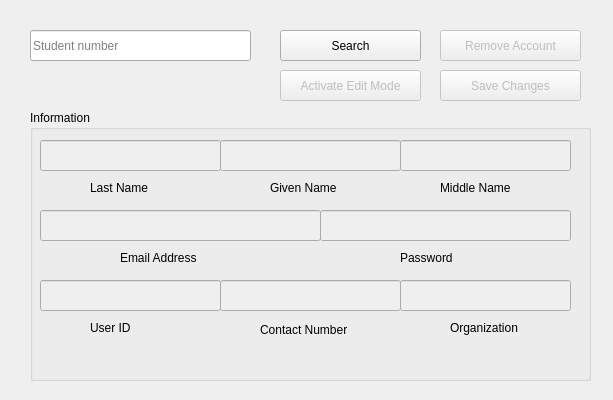
jvgcalites/Room-Reservation, file UserInterface/Accounts.ui: the form before one commit.
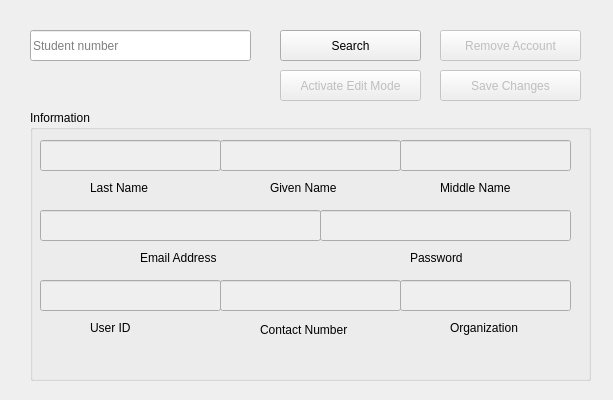
The form after the commit.

The edit to the form file:
```diff
--- a/UserInterface/Accounts.ui
+++ b/UserInterface/Accounts.ui
@@ -144,7 +144,7 @@
    <widget class="QLabel" name="label_3">
     <property name="geometry">
      <rect>
-      <x>90</x>
+      <x>110</x>
       <y>140</y>
       <width>91</width>
       <height>16</height>
@@ -263,7 +263,7 @@
    <widget class="QLabel" name="label_MiddleName_4">
     <property name="geometry">
      <rect>
-      <x>370</x>
+      <x>380</x>
       <y>140</y>
       <width>61</width>
       <height>16</height>
```
Left out of the diff: 24 changed lines with no effect on the pictures.
